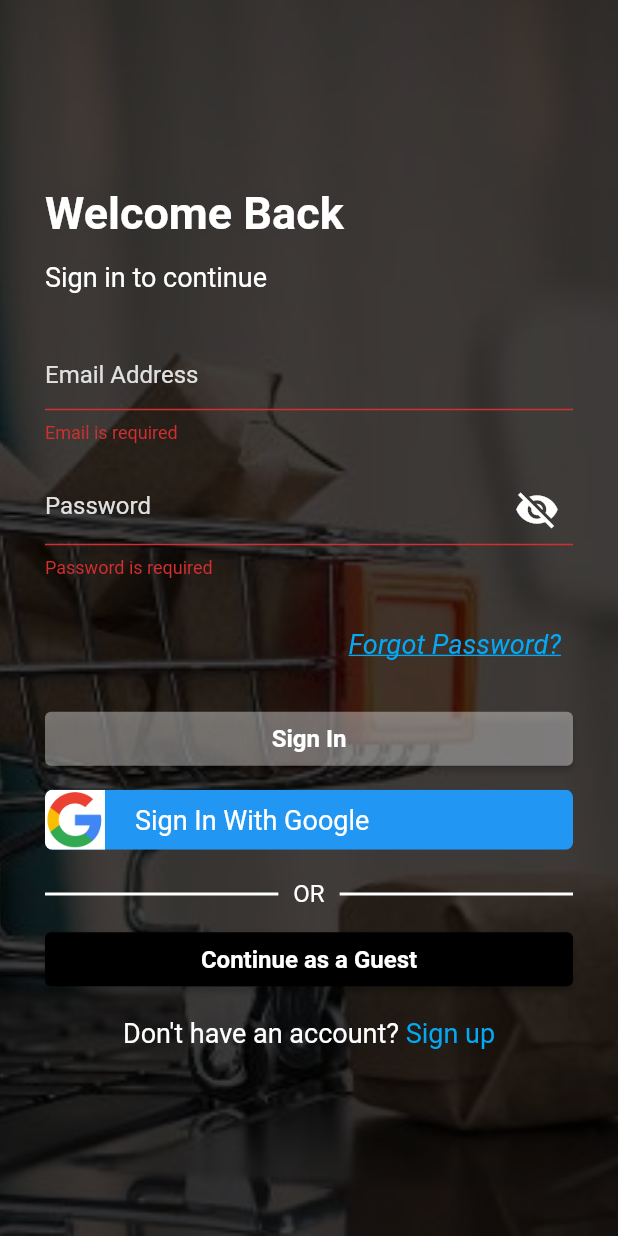
After one commit to cromueloliver02/grocery_mobile, a Flutter app: the SignInView screen opened directly, after a tap on "Sign In", on a phone screen of 412 x 824 dp. The commit adds this screen. Run offline on Flutter 3.47's test engine with Material 2 defaults, Android fonts, the phone set to English and light mode, and no system bars; drawn by our look-alikes of card_swiper, keyboard_dismisser; our stand-ins replace badges, equatable, fancy_shimmer_image, flutter_bloc, flutter_iconly, validators.

Commit message:
created sign in page

```diff
--- a/lib/business_logic/blocs/blocs.dart
+++ b/lib/business_logic/blocs/blocs.dart
@@ -0,0 +1,3 @@
+export 'package:flutter_bloc/flutter_bloc.dart';
+
+export './sign_in_form/sign_in_form_bloc.dart';
--- /dev/null
+++ b/lib/business_logic/blocs/sign_in_form/sign_in_form_bloc.dart
@@ -0,0 +1,43 @@
+import 'package:flutter/material.dart';
+import 'package:flutter_bloc/flutter_bloc.dart';
+import 'package:equatable/equatable.dart';
+
+part 'sign_in_form_event.dart';
+part 'sign_in_form_state.dart';
+
+class SignInFormBloc extends Bloc<SignInFormEvent, SignInFormState> {
+  SignInFormBloc() : super(SignInFormState.initial()) {
+    on<SignInFormEmailChanged>(_onChangeEmail);
+    on<SignInFormPassChanged>(_onChangePassword);
+    on<SignInFormPassToggled>(_onTogglePassword);
+    on<SignInFormAutovalidateEnabled>(_onEnableAutovalidate);
+  }
+
+  void _onChangeEmail(
+    SignInFormEmailChanged event,
+    Emitter<SignInFormState> emit,
+  ) {
+    emit(state.copyWith(email: event.email ?? state.email));
+  }
+
+  void _onChangePassword(
+    SignInFormPassChanged event,
+    Emitter<SignInFormState> emit,
+  ) {
+    emit(state.copyWith(password: event.password ?? state.password));
+  }
+
+  void _onTogglePassword(
+    SignInFormPassToggled event,
+    Emitter<SignInFormState> emit,
+  ) {
+    emit(state.copyWith(hidePassword: !state.hidePassword));
+  }
+
+  void _onEnableAutovalidate(
+    SignInFormAutovalidateEnabled event,
+    Emitter<SignInFormState> emit,
+  ) {
+    emit(state.copyWith(autovalidateMode: AutovalidateMode.always));
+  }
+}
--- /dev/null
+++ b/lib/business_logic/blocs/sign_in_form/sign_in_form_event.dart
@@ -0,0 +1,34 @@
+part of 'sign_in_form_bloc.dart';
+
+abstract class SignInFormEvent extends Equatable {
+  const SignInFormEvent();
+
+  @override
+  List<Object?> get props => [];
+}
+
+class SignInFormEmailChanged extends SignInFormEvent {
+  final String? email;
+
+  const SignInFormEmailChanged({
+    required this.email,
+  });
+
+  @override
+  List<Object?> get props => [email];
+}
+
+class SignInFormPassChanged extends SignInFormEvent {
+  final String? password;
+
+  const SignInFormPassChanged({
+    required this.password,
+  });
+
+  @override
+  List<Object?> get props => [password];
+}
+
+class SignInFormPassToggled extends SignInFormEvent {}
+
+class SignInFormAutovalidateEnabled extends SignInFormEvent {}
--- /dev/null
+++ b/lib/business_logic/blocs/sign_in_form/sign_in_form_state.dart
@@ -0,0 +1,46 @@
+part of 'sign_in_form_bloc.dart';
+
+class SignInFormState extends Equatable {
+  final String email;
+  final String password;
+  final bool hidePassword;
+  final AutovalidateMode autovalidateMode;
+
+  const SignInFormState({
+    required this.email,
+    required this.password,
+    required this.hidePassword,
+    required this.autovalidateMode,
+  });
+
+  factory SignInFormState.initial() {
+    return const SignInFormState(
+      email: '',
+      password: '',
+      hidePassword: true,
+      autovalidateMode: AutovalidateMode.disabled,
+    );
+  }
+
+  @override
+  List<Object> get props => [email, password, hidePassword, autovalidateMode];
+
+  @override
+  String toString() {
+    return 'SignInFormState(email: $email, password: $password, hidePassword: $hidePassword, autovalidateMode: $autovalidateMode)';
+  }
+
+  SignInFormState copyWith({
+    String? email,
+    String? password,
+    bool? hidePassword,
+    AutovalidateMode? autovalidateMode,
+  }) {
+    return SignInFormState(
+      email: email ?? this.email,
+      password: password ?? this.password,
+      hidePassword: hidePassword ?? this.hidePassword,
+      autovalidateMode: autovalidateMode ?? this.autovalidateMode,
+    );
+  }
+}
--- a/lib/presentation/pages/navigation/components/navigation_view.dart
+++ b/lib/presentation/pages/navigation/components/navigation_view.dart
@@ -3,6 +3,7 @@ import 'package:keyboard_dismisser/keyboard_dismisser.dart';
 
 import '../../../../business_logic/cubits/cubits.dart';
 import '../../../pages/pages.dart';
+import '../../../utils/utils.dart';
 import './navigation_page_bottom_bar.dart';
 
 class NavigationView extends StatelessWidget {
@@ -19,10 +20,7 @@ class NavigationView extends StatelessWidget {
   Widget build(BuildContext context) {
     return BlocBuilder<NavigationCubit, NavigationState>(
       builder: (ctx, state) => KeyboardDismisser(
-        gestures: const [
-          GestureType.onDoubleTap,
-          GestureType.onPanUpdateDownDirection,
-        ],
+        gestures: dismissKeyboardGestures,
         child: Scaffold(
           bottomNavigationBar: const NavigationPageBottomBar(),
           body: IndexedStack(
--- a/lib/presentation/pages/pages.dart
+++ b/lib/presentation/pages/pages.dart
@@ -1,3 +1,4 @@
+export './sign_in/sign_in_page.dart';
 export './navigation/navigation_page.dart';
 export './home/home_page.dart';
 export './category/category_page.dart';
--- /dev/null
+++ b/lib/presentation/pages/sign_in/components/sign_in_footer.dart
@@ -0,0 +1,71 @@
+import 'package:flutter/material.dart';
+import 'package:flutter/gestures.dart';
+
+import '../../../widgets/widgets.dart';
+
+class SignInFooter extends StatelessWidget {
+  const SignInFooter({super.key});
+
+  @override
+  Widget build(BuildContext context) {
+    final textTheme = Theme.of(context).textTheme;
+
+    return Column(
+      children: [
+        Row(
+          children: [
+            const Expanded(
+              child: Divider(
+                color: Colors.white,
+                thickness: 2,
+              ),
+            ),
+            const SizedBox(width: 10),
+            Text(
+              'OR',
+              style: textTheme.bodyText1!.copyWith(
+                color: Colors.white,
+              ),
+            ),
+            const SizedBox(width: 10),
+            const Expanded(
+              child: Divider(
+                color: Colors.white,
+                thickness: 2,
+              ),
+            ),
+          ],
+        ),
+        const SizedBox(height: 10),
+        SizedBox(
+          width: double.infinity,
+          child: GCRButton.elevated(
+            labelText: 'Continue as a Guest',
+            backgroundColor: Colors.black,
+            onPressed: () {},
+          ),
+        ),
+        const SizedBox(height: 15),
+        RichText(
+          text: TextSpan(
+            text: 'Don\'t have an account? ',
+            style: textTheme.bodyText1!.copyWith(
+              color: Colors.white,
+              fontSize: textTheme.bodyText1!.fontSize! + 2,
+            ),
+            children: [
+              TextSpan(
+                text: 'Sign up',
+                style: textTheme.bodyText1!.copyWith(
+                  color: Colors.lightBlue,
+                  fontSize: textTheme.bodyText1!.fontSize! + 2,
+                ),
+                recognizer: TapGestureRecognizer()..onTap = () {},
+              ),
+            ],
+          ),
+        ),
+      ],
+    );
+  }
+}
--- /dev/null
+++ b/lib/presentation/pages/sign_in/components/sign_in_form.dart
@@ -0,0 +1,119 @@
+import 'package:flutter/material.dart';
+
+import '../../../../business_logic/blocs/blocs.dart';
+import '../../../widgets/widgets.dart';
+import '../../../utils/utils.dart';
+
+class SignInForm extends StatefulWidget {
+  const SignInForm({super.key});
+
+  @override
+  State<SignInForm> createState() => _SignInFormState();
+}
+
+class _SignInFormState extends State<SignInForm> {
+  late final FocusNode _passwordNode;
+  final _formKey = GlobalKey<FormState>();
+
+  void _signIn(BuildContext ctx) {
+    ctx.read<SignInFormBloc>().add(SignInFormAutovalidateEnabled());
+
+    final FormState? form = _formKey.currentState;
+
+    if (form == null || !form.validate()) return;
+
+    form.save();
+    // sign in functionality
+  }
+
+  void _emailHandler(BuildContext ctx, String? email) {
+    ctx.read<SignInFormBloc>().add(SignInFormEmailChanged(email: email));
+  }
+
+  void _passwordHandler(BuildContext ctx, String? password) {
+    ctx.read<SignInFormBloc>().add(SignInFormPassChanged(password: password));
+  }
+
+  void _togglePasswordHandler(BuildContext ctx) {
+    ctx.read<SignInFormBloc>().add(SignInFormPassToggled());
+  }
+
+  @override
+  Widget build(BuildContext context) {
+    final textTheme = Theme.of(context).textTheme;
+
+    return BlocBuilder<SignInFormBloc, SignInFormState>(
+      builder: (ctx, state) => Form(
+        key: _formKey,
+        autovalidateMode: state.autovalidateMode,
+        child: Column(
+          children: [
+            GCRTextFormField(
+              hintText: 'Email Address',
+              keyboardType: TextInputType.emailAddress,
+              textInputAction: TextInputAction.next,
+              validator: FunctionHandler.emailValidator,
+              onSaved: (String? value) => _emailHandler(context, value),
+            ),
+            const SizedBox(height: 20),
+            GCRTextFormField(
+              focusNode: _passwordNode,
+              obscureText: state.hidePassword,
+              hintText: 'Password',
+              keyboardType: TextInputType.visiblePassword,
+              textInputAction: TextInputAction.done,
+              suffixIcon: GestureDetector(
+                onTap: () => _togglePasswordHandler(context),
+                child: Icon(
+                  state.hidePassword ? Icons.visibility_off : Icons.visibility,
+                  size: 30,
+                  color: Colors.white,
+                ),
+              ),
+              validator: FunctionHandler.passwordValidator,
+              onSaved: (String? value) => _passwordHandler(context, value),
+              onEditingComplete: () => _signIn(context),
+            ),
+            const SizedBox(height: 20),
+            Align(
+              alignment: Alignment.centerRight,
+              child: TextButton(
+                onPressed: () {},
+                child: Text(
+                  'Forgot Password?',
+                  style: textTheme.bodyText1!.copyWith(
+                    color: Colors.lightBlue,
+                    fontSize: textTheme.bodyText1!.fontSize! + 2,
+                    fontStyle: FontStyle.italic,
+                    decoration: TextDecoration.underline,
+                  ),
+                ),
+              ),
+            ),
+            const SizedBox(height: 15),
+            SizedBox(
+              width: double.infinity,
+              child: GCRButton.elevated(
+                labelText: 'Sign In',
+                backgroundColor: Colors.white38,
+                onPressed: () => _signIn(context),
+              ),
+            ),
+          ],
+        ),
+      ),
+    );
+  }
+
+  @override
+  void initState() {
+    super.initState();
+    _passwordNode = FocusNode();
+  }
+
+  @override
+  void dispose() {
+    _passwordNode.dispose();
+    super.dispose();
+  }
+}
--- /dev/null
+++ b/lib/presentation/pages/sign_in/components/sign_in_view.dart
@@ -0,0 +1,65 @@
+import 'package:flutter/material.dart';
+import 'package:keyboard_dismisser/keyboard_dismisser.dart';
+
+import '../../../widgets/widgets.dart';
+import '../../../utils/utils.dart';
+import './sign_in_form.dart';
+import './sign_in_footer.dart';
+
+class SignInView extends StatelessWidget {
+  const SignInView({super.key});
+
+  @override
+  Widget build(BuildContext context) {
+    final textTheme = Theme.of(context).textTheme;
+    final screenSize = MediaQuery.of(context).size;
+
+    return KeyboardDismisser(
+      gestures: dismissKeyboardGestures,
+      child: Scaffold(
+        body: SingleChildScrollView(
+          physics: const ClampingScrollPhysics(),
+          child: Stack(
+            children: [
+              const GCRAuthBackgroundCarousel(),
+              Container(
+                color: Colors.black.withOpacity(0.75),
+                height: screenSize.height,
+              ),
+              Container(
+                height: screenSize.height,
+                padding: const EdgeInsets.all(30),
+                child: Column(
+                  mainAxisAlignment: MainAxisAlignment.center,
+                  crossAxisAlignment: CrossAxisAlignment.start,
+                  children: [
+                    Text(
+                      'Welcome Back',
+                      style: textTheme.headline1!.copyWith(
+                        color: Colors.white,
+                      ),
+                    ),
+                    const SizedBox(height: 15),
+                    Text(
+                      'Sign in to continue',
+                      style: textTheme.bodyText1!.copyWith(
+                        color: Colors.white,
+                        fontSize: textTheme.bodyText1!.fontSize! + 2,
+                      ),
+                    ),
+                    const SizedBox(height: 30),
+                    const SignInForm(),
+                    const SizedBox(height: 10),
+                    GCRGoogleButton(onPressed: () {}),
+                    const SizedBox(height: 20),
+                    const SignInFooter(),
+                  ],
+                ),
+              ),
+            ],
+          ),
+        ),
+      ),
+    );
+  }
+}
--- /dev/null
+++ b/lib/presentation/pages/sign_in/sign_in_page.dart
@@ -0,0 +1,23 @@
+import 'package:flutter/material.dart';
+
+import '../../../business_logic/blocs/blocs.dart';
+import './components/sign_in_view.dart';
+
+class SignInPage extends StatelessWidget {
+  static const id = '/sign-in';
+
+  static Route<void> route(RouteSettings settings) {
+    return MaterialPageRoute(
+      settings: settings,
+      builder: (ctx) => BlocProvider<SignInFormBloc>(
+        create: (ctx) => SignInFormBloc(),
+        child: const SignInPage(),
+      ),
+    );
+  }
+
+  const SignInPage({super.key});
+
+  @override
+  Widget build(BuildContext context) => const SignInView();
+}
--- a/lib/presentation/utils/constants.dart
+++ b/lib/presentation/utils/constants.dart
@@ -1,6 +1,22 @@
-final bannerImages = [
+import 'package:keyboard_dismisser/keyboard_dismisser.dart';
+
+const List<String> bannerImages = [
   'assets/images/offers/Offer1.jpg',
   'assets/images/offers/Offer2.jpg',
   'assets/images/offers/Offer3.jpg',
   'assets/images/offers/Offer4.jpg',
 ];
+
+const List<String> authImagesPaths = [
+  'assets/images/landing/buy-on-laptop.jpg',
+  'assets/images/landing/buy-through.png',
+  'assets/images/landing/buyfood.jpg',
+  'assets/images/landing/grocery-cart.jpg',
+  'assets/images/landing/store.jpg',
+  'assets/images/landing/vegetable.jpg',
+];
+
+const List<GestureType> dismissKeyboardGestures = [
+  GestureType.onTap,
+  GestureType.onPanUpdateDownDirection,
+];
--- a/lib/presentation/utils/function_handler.dart
+++ b/lib/presentation/utils/function_handler.dart
@@ -1,4 +1,5 @@
 import 'package:flutter/material.dart';
+import 'package:validators/validators.dart';
 
 import '../widgets/grc_warning_dialog_dialog.dart';
 
@@ -17,4 +18,28 @@ class FunctionHandler {
       ),
     );
   }
+
+  static String? emailValidator(String? value) {
+    if (value == null || value.trim().isEmpty) {
+      return 'Email is required';
+    }
+
+    if (!isEmail(value)) {
+      return 'Invalid email address';
+    }
+
+    return null;
+  }
+
+  static String? passwordValidator(String? value) {
+    if (value == null || value.trim().isEmpty) {
+      return 'Password is required';
+    }
+
+    if (value.length < 6) {
+      return 'Password should be at least 6 characters';
+    }
+
+    return null;
+  }
 }
--- a/lib/presentation/utils/route_handler.dart
+++ b/lib/presentation/utils/route_handler.dart
@@ -6,6 +6,8 @@ import '../pages/pages.dart';
 class RouteHandler {
   Route<dynamic>? onGenerateRoute(RouteSettings settings) {
     switch (settings.name) {
+      case SignInPage.id:
+        return SignInPage.route(settings);
       case NavigationPage.id:
         return NavigationPage.route(settings);
       case HomePage.id:
--- /dev/null
+++ b/lib/presentation/widgets/gcr_auth_background_carousel.dart
@@ -0,0 +1,27 @@
+import 'package:flutter/material.dart';
+import 'package:card_swiper/card_swiper.dart';
+
+import '../utils/utils.dart';
+
+class GCRAuthBackgroundCarousel extends StatelessWidget {
+  const GCRAuthBackgroundCarousel({super.key});
+
+  @override
+  Widget build(BuildContext context) {
+    final screenSize = MediaQuery.of(context).size;
+
+    return SizedBox(
+      height: screenSize.height,
+      child: Swiper(
+        autoplay: true,
+        duration: kDefaultAutoplayTransactionDuration + 500,
+        autoplayDelay: kDefaultAutoplayDelayMs + 3000,
+        itemCount: authImagesPaths.length,
+        itemBuilder: (ctx, idx) => Image.asset(
+          authImagesPaths[idx],
+          fit: BoxFit.cover,
+        ),
+      ),
+    );
+  }
+}
--- /dev/null
+++ b/lib/presentation/widgets/gcr_google_button.dart
@@ -0,0 +1,45 @@
+import 'package:flutter/material.dart';
+
+class GCRGoogleButton extends StatelessWidget {
+  const GCRGoogleButton({
+    super.key,
+    required this.onPressed,
+  });
+
+  final VoidCallback onPressed;
+
+  @override
+  Widget build(BuildContext context) {
+    final textTheme = Theme.of(context).textTheme;
+
+    return ClipRRect(
+      borderRadius: BorderRadius.circular(5),
+      child: Material(
+        color: Colors.blue,
+        child: InkWell(
+          onTap: onPressed,
+          child: Row(
+            children: [
+              Container(
+                width: 40,
+                height: 40,
+                decoration: const BoxDecoration(
+                  color: Colors.white,
+                ),
+                child: Image.asset('assets/images/google.png'),
+              ),
+              const SizedBox(width: 20),
+              Text(
+                'Sign In With Google',
+                style: textTheme.bodyText1!.copyWith(
+                  color: Colors.white,
+                  fontSize: textTheme.bodyText1!.fontSize! + 2,
+                ),
+              ),
+            ],
+          ),
+        ),
+      ),
+    );
+  }
+}
--- /dev/null
+++ b/lib/presentation/widgets/gcr_text_form_field.dart
@@ -0,0 +1,55 @@
+import 'package:flutter/material.dart';
+
+class GCRTextFormField extends StatelessWidget {
+  const GCRTextFormField({
+    super.key,
+    required this.hintText,
+    this.focusNode,
+    this.obscureText = false,
+    this.keyboardType,
+    this.textInputAction,
+    this.suffixIcon,
+    this.validator,
+    this.onEditingComplete,
+    this.onSaved,
+  });
+
+  final String hintText;
+  final FocusNode? focusNode;
+  final bool obscureText;
+  final TextInputType? keyboardType;
+  final TextInputAction? textInputAction;
+  final Widget? suffixIcon;
+  final String? Function(String?)? validator;
+  final VoidCallback? onEditingComplete;
+  final void Function(String?)? onSaved;
+
+  @override
+  Widget build(BuildContext context) {
+    return TextFormField(
+      focusNode: focusNode,
+      obscureText: obscureText,
+      textInputAction: textInputAction,
+      keyboardType: keyboardType,
+      style: const TextStyle(color: Colors.white),
+      decoration: InputDecoration(
+        hintText: hintText,
+        hintStyle: TextStyle(color: Colors.grey[300]),
+        suffixIcon: suffixIcon,
+        enabledBorder: const UnderlineInputBorder(
+          borderSide: BorderSide(
+            color: Colors.white,
+          ),
+        ),
+        focusedBorder: const UnderlineInputBorder(
+          borderSide: BorderSide(
+            color: Colors.white,
+          ),
+        ),
+      ),
+      validator: validator,
+      onEditingComplete: onEditingComplete,
+      onSaved: onSaved,
+    );
+  }
+}
--- a/lib/presentation/widgets/widgets.dart
+++ b/lib/presentation/widgets/widgets.dart
@@ -5,3 +5,6 @@ export './gcr_product_card.dart';
 export './gcr_message_card.dart';
 export './gcr_empty_message_card.dart';
 export './gcr_quantity_controller.dart';
+export './gcr_auth_background_carousel.dart';
+export './gcr_text_form_field.dart';
+export './gcr_google_button.dart';
--- a/pubspec.yaml
+++ b/pubspec.yaml
@@ -41,6 +41,7 @@ dependencies:
   intl: ^0.18.0
   keyboard_dismisser: ^3.0.0
   uuid: ^3.0.7
+  validators: ^3.0.0
 
 dev_dependencies:
   flutter_lints: ^2.0.0
```
Also changed, not shown: assets/images/landing/vegetable.jpg (renamed from assets/images/landing/vergtablebg.jpg), pubspec.lock.
